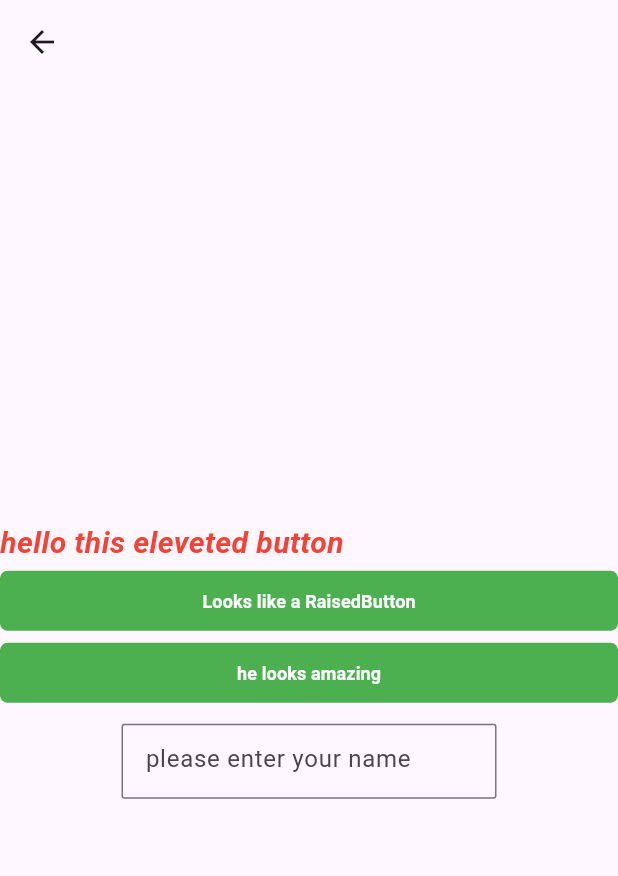
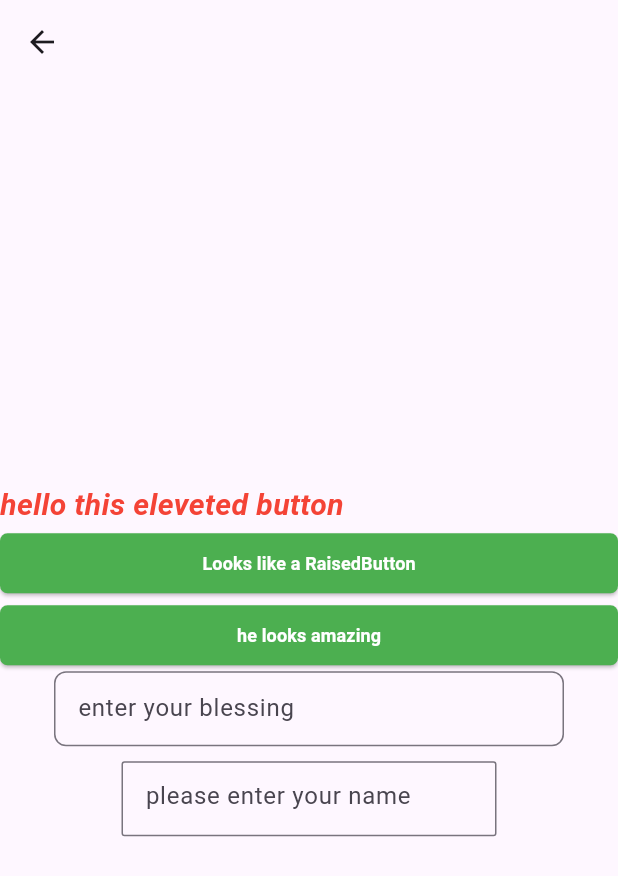
Before and after one commit to kubwimanav/flutter-app, a Flutter app: the Button screen opened by its route, on a phone screen of 412 x 824 dp. Shown: the top 876 px of the screen. Run offline on Flutter 3.47's test engine with Material 3 defaults, Android fonts, the phone set to English and light mode, and no system bars.

Commit message:
profile page

```diff
--- a/lib/Button.dart
+++ b/lib/Button.dart
@@ -37,9 +37,12 @@ class Button extends StatelessWidget {
               mainAxisAlignment: MainAxisAlignment.spaceEvenly,
 
               children: [
-                // Container(
-                //   child: Reusableinput(hintText: 'hello', controller: TextEditingController()),
-                // ),
+                Container(
+                  child: Reusableinput(
+                    labelText: 'enter your blessing',
+                    hintText: 'hello',
+                    controller: TextEditingController()),
+                ),
                   SizedBox(
                     width: 2,
                     height: 10,
--- a/lib/Profile.dart
+++ b/lib/Profile.dart
@@ -16,6 +16,7 @@ class Profile extends StatelessWidget {
             Container(
               child: Image.asset('assets/pexels-sing.jpg'),
             ),
+            const SizedBox(height: 20,),
             Container(
            child: Column(
             children: [
--- a/lib/Reusablebutton.dart
+++ b/lib/Reusablebutton.dart
@@ -10,8 +10,9 @@ class Reusablebutton extends StatelessWidget {
   final Widget child;
   @override
   Widget build(BuildContext context) {
-    return TextButton(
+    return ElevatedButton(
       style: TextButton.styleFrom(
+
         backgroundColor: Colors.green,
         shape: const RoundedRectangleBorder(borderRadius: BorderRadius.all(Radius.circular(5)))
       ),
--- a/lib/Reusableinput.dart
+++ b/lib/Reusableinput.dart
@@ -27,7 +27,7 @@ class Reusableinput extends StatelessWidget {
   @override
   Widget build(BuildContext context) {
     return Container(
-      width: 250,
+      width: 340,
       height: 50,
       child: TextField(
 
```
